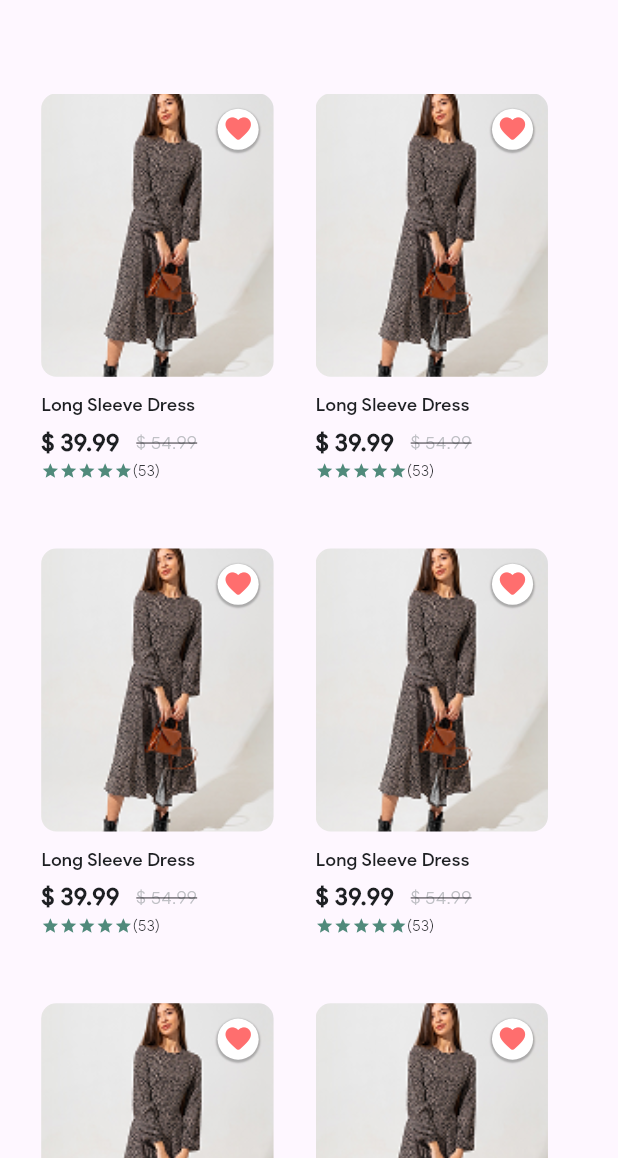
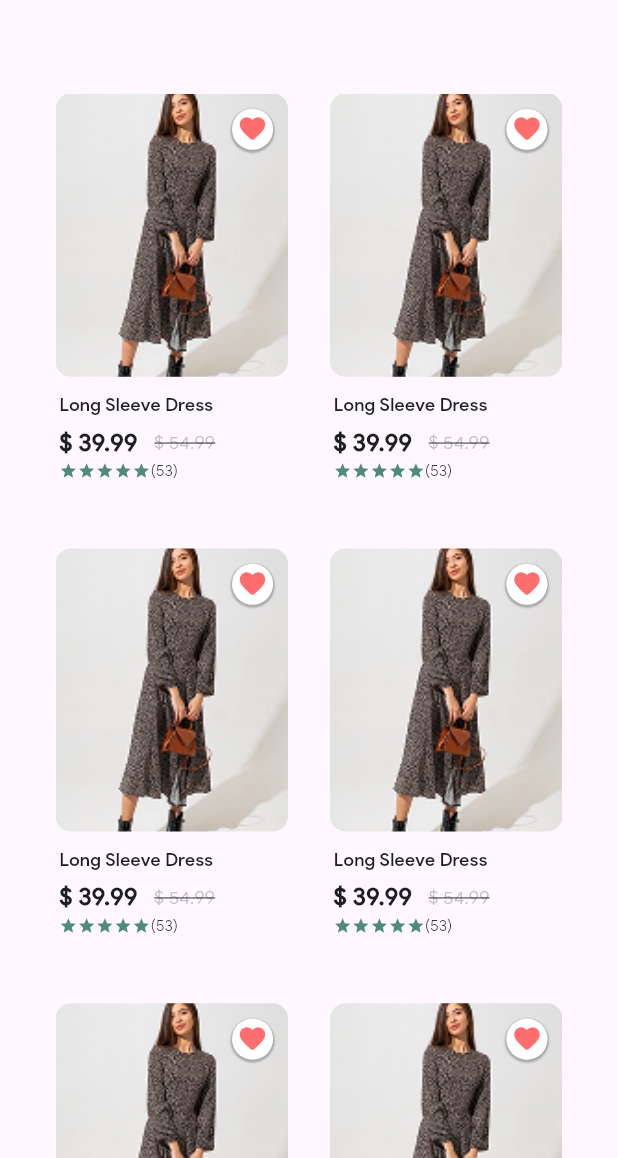
Before and after one commit to MahmoudDabour1/gem_store_app, a Flutter app: the WishlistScreen screen opened by its route, on a phone screen of 412 x 824 dp, the part 78-1236 px from its top. Run offline on Flutter 3.47's test engine with Material 3 defaults, Android fonts, the phone set to English and light mode, and no system bars; our stand-ins replace flutter_bloc, flutter_screenutil, flutter_svg, image_picker, logger, permission_handler; project files that could hold a hidden picture were left out.

Commit message:
fix searched item

```diff
--- a/lib/features/discover/presentation/views/widgets/custom_searched_item.dart
+++ b/lib/features/discover/presentation/views/widgets/custom_searched_item.dart
@@ -14,7 +14,7 @@
       height: 250.h,
       width: 141.w,
       child: Column(
-        crossAxisAlignment: CrossAxisAlignment.start,
+        //crossAxisAlignment: CrossAxisAlignment.start,
         children: [
           Stack(
             alignment: Alignment.topRight,
@@ -59,6 +59,11 @@
             ],
           ),
           SizedBox(height: 10.h),
+          Padding(
+            padding: const EdgeInsets.only(left: 12.0),
+            child: Column(
+              crossAxisAlignment: CrossAxisAlignment.start,
+              children: [
                 Text(
                   'Long Sleeve Dress',
                   style: AppTextStyles.font12Darkmedium,
@@ -94,6 +99,9 @@
                 ),
               ],
             ),
+          ),
+        ],
+      ),
     );
   }
 }
```
Lines whose indentation alone changed are shown as unchanged.
